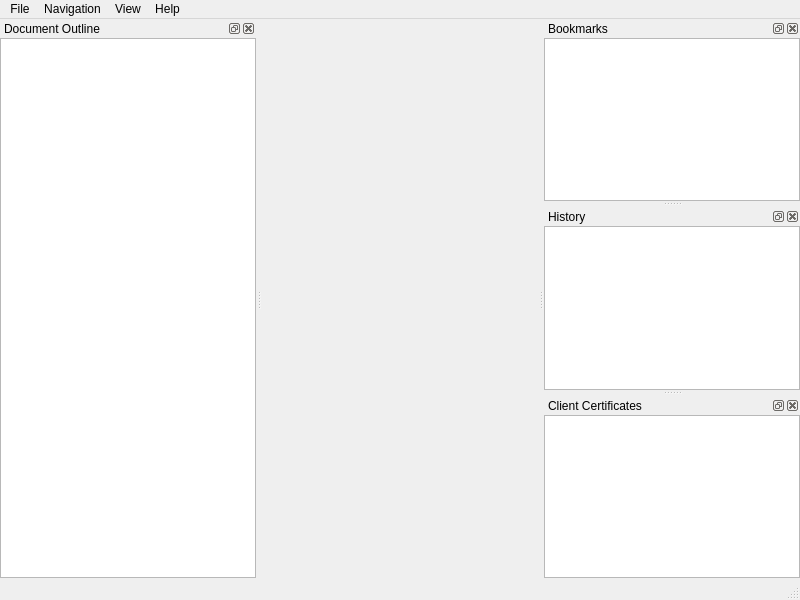
Before: the Qt Designer form src/mainwindow.ui in ikskuh/kristall, drawn with Qt 5.
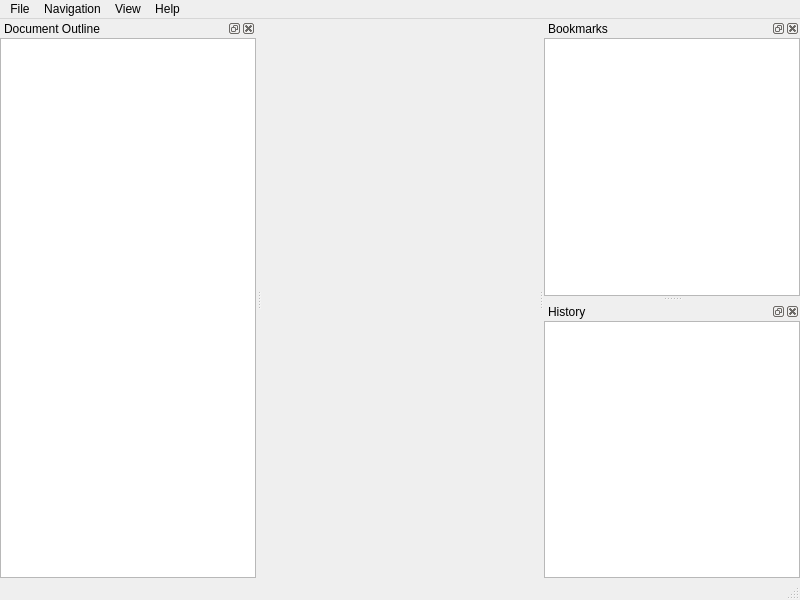
After: the same form once the commit is applied. Icons and pictures are not drawn.

Commit message: Adds certificate manager, removes client certificate window.

```diff
--- a/src/mainwindow.ui
+++ b/src/mainwindow.ui
@@ -148,37 +148,6 @@
     </layout>
    </widget>
   </widget>
-  <widget class="QDockWidget" name="clientcert_window">
-   <property name="windowTitle">
-    <string>Client Certificates</string>
-   </property>
-   <attribute name="dockWidgetArea">
-    <number>2</number>
-   </attribute>
-   <widget class="QWidget" name="dockWidgetContents_4">
-    <layout class="QVBoxLayout" name="verticalLayout_5">
-     <property name="leftMargin">
-      <number>0</number>
-     </property>
-     <property name="topMargin">
-      <number>0</number>
-     </property>
-     <property name="rightMargin">
-      <number>0</number>
-     </property>
-     <property name="bottomMargin">
-      <number>0</number>
-     </property>
-     <item>
-      <widget class="QTreeView" name="clientcert_view">
-       <property name="headerHidden">
-        <bool>true</bool>
-       </property>
-      </widget>
-     </item>
-    </layout>
-   </widget>
-  </widget>
   <widget class="QMenuBar" name="menuBar">
    <property name="geometry">
     <rect>
```
Left out of the diff: 10 changed lines with no effect on the pictures. The commit also changes 13 other files.
